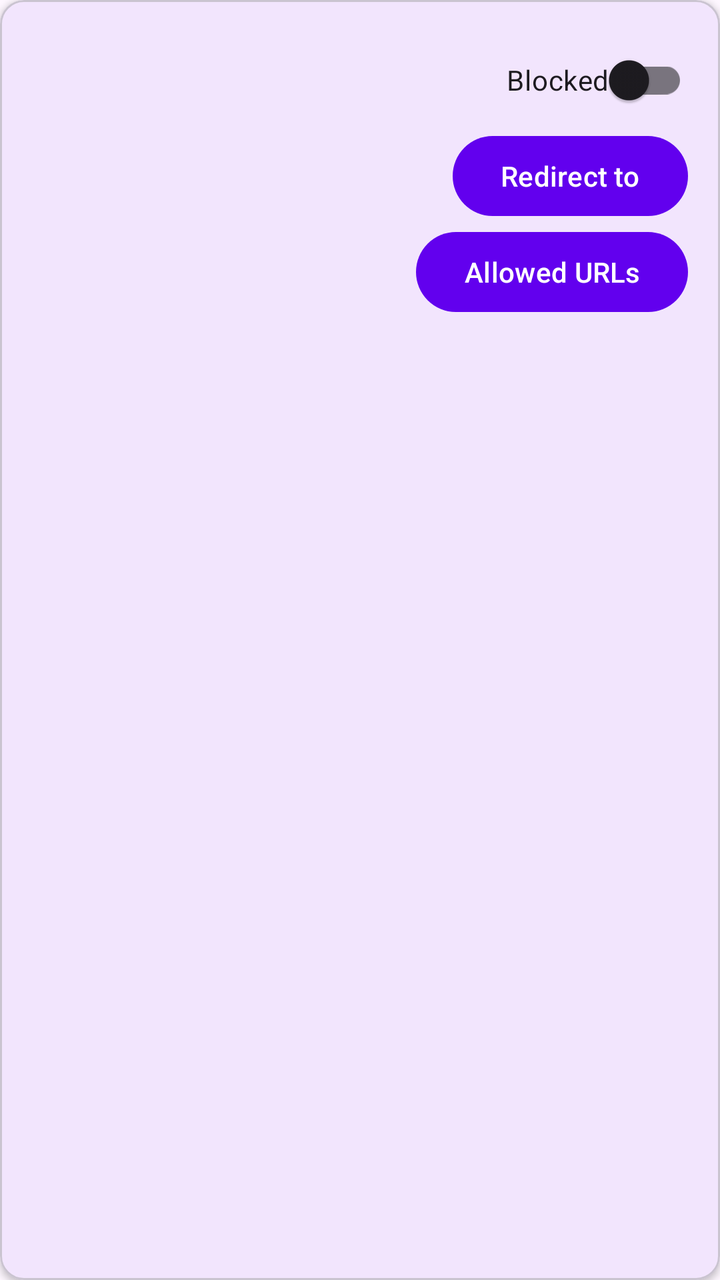
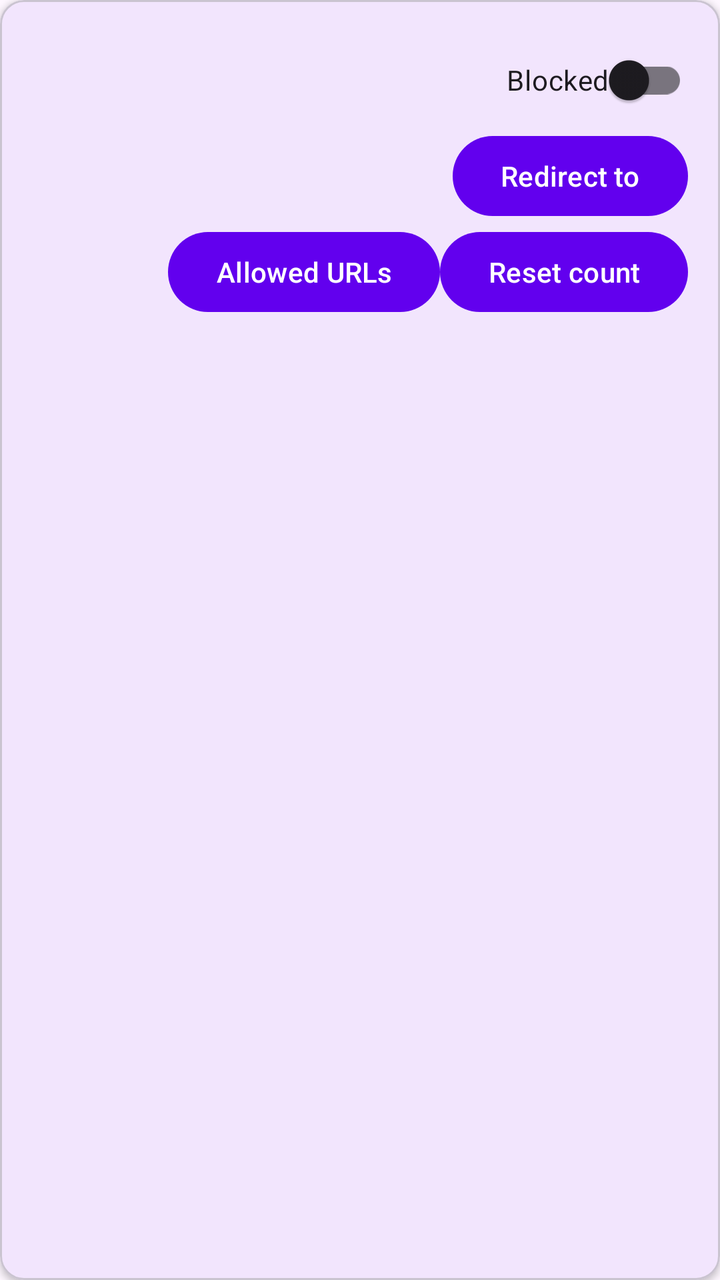

Compare the two renders of this Android layout. The source of the first and the diff that turns it into the second are given below.
<!-- AndroidManifest.xml: application theme Theme.BlockStoreLinks -->
<!-- res/layout/item_app_policy.xml -->
<?xml version="1.0" encoding="utf-8"?>
<com.google.android.material.card.MaterialCardView xmlns:android="http://schemas.android.com/apk/res/android"
    xmlns:app="http://schemas.android.com/apk/res-auto"
    android:layout_width="match_parent"
    android:layout_height="wrap_content"
    android:layout_marginBottom="12dp"
    app:cardCornerRadius="12dp"
    app:cardElevation="2dp">

    <androidx.constraintlayout.widget.ConstraintLayout
        android:layout_width="match_parent"
        android:layout_height="wrap_content"
        android:padding="16dp">

        <TextView
            android:id="@+id/appName"
            android:layout_width="0dp"
            android:layout_height="wrap_content"
            android:textStyle="bold"
            android:textSize="16sp"
            app:layout_constraintEnd_toStartOf="@+id/blockedSwitch"
            app:layout_constraintStart_toStartOf="parent"
            app:layout_constraintTop_toTopOf="parent" />

        <TextView
            android:id="@+id/appPackage"
            android:layout_width="0dp"
            android:layout_height="wrap_content"
            android:textSize="12sp"
            app:layout_constraintEnd_toStartOf="@+id/blockedSwitch"
            app:layout_constraintStart_toStartOf="parent"
            app:layout_constraintTop_toBottomOf="@id/appName" />

        <TextView
            android:id="@+id/attempts"
            android:layout_width="wrap_content"
            android:layout_height="wrap_content"
            android:textSize="12sp"
            app:layout_constraintStart_toStartOf="parent"
            app:layout_constraintTop_toBottomOf="@id/appPackage" />

        <com.google.android.material.switchmaterial.SwitchMaterial
            android:id="@+id/blockedSwitch"
            android:layout_width="wrap_content"
            android:layout_height="wrap_content"
            android:text="@string/blocked_toggle"
            app:layout_constraintEnd_toEndOf="parent"
            app:layout_constraintTop_toTopOf="parent" />

        <Button
            android:id="@+id/redirectButton"
            android:layout_width="wrap_content"
            android:layout_height="wrap_content"
            android:text="@string/redirect_to"
            app:layout_constraintEnd_toEndOf="parent"
            app:layout_constraintTop_toBottomOf="@id/blockedSwitch" />

        <TextView
            android:id="@+id/redirectTarget"
            android:layout_width="0dp"
            android:layout_height="wrap_content"
            android:textSize="12sp"
            app:layout_constraintEnd_toStartOf="@id/redirectButton"
            app:layout_constraintStart_toStartOf="parent"
            app:layout_constraintTop_toBottomOf="@id/attempts" />

        <Button
            android:id="@+id/allowlistButton"
            android:layout_width="wrap_content"
            android:layout_height="wrap_content"
            android:text="@string/allowlist"
            app:layout_constraintEnd_toEndOf="parent"
            app:layout_constraintTop_toBottomOf="@id/redirectButton" />

        <TextView
            android:id="@+id/allowlistCount"
            android:layout_width="0dp"
            android:layout_height="wrap_content"
            android:textSize="12sp"
            app:layout_constraintEnd_toStartOf="@id/allowlistButton"
            app:layout_constraintStart_toStartOf="parent"
            app:layout_constraintTop_toBottomOf="@id/redirectTarget" />

    </androidx.constraintlayout.widget.ConstraintLayout>
</com.google.android.material.card.MaterialCardView>
<!-- resources referenced by this layout -->
<resources>
  <string name="allowlist">Allowed URLs</string>
  <string name="blocked_toggle">Blocked</string>
  <string name="redirect_to">Redirect to</string>
  <style name="Theme.BlockStoreLinks" parent="Theme.Material3.Light.NoActionBar">
          <item name="colorPrimary">@color/purple_500</item>
          <item name="colorPrimaryVariant">@color/purple_700</item>
          <item name="colorOnPrimary">@color/white</item>
          <item name="colorSecondary">@color/teal_200</item>
          <item name="colorSecondaryVariant">@color/teal_700</item>
          <item name="android:statusBarColor" tools:targetApi="l">@color/purple_700</item>
      </style>
  <color name="purple_500">#FF6200EE</color>
  <color name="purple_700">#FF3700B3</color>
  <color name="white">#FFFFFFFF</color>
  <color name="teal_200">#FF03DAC5</color>
  <color name="teal_700">#FF018786</color>
</resources>

<!-- the commit's change to res/layout/item_app_policy.xml (unified diff, before → after) -->
@@ -39,6 +39,14 @@
             app:layout_constraintStart_toStartOf="parent"
             app:layout_constraintTop_toBottomOf="@id/appPackage" />
 
+        <Button
+            android:id="@+id/resetAttempts"
+            android:layout_width="wrap_content"
+            android:layout_height="wrap_content"
+            android:text="@string/reset_attempts"
+            app:layout_constraintEnd_toEndOf="parent"
+            app:layout_constraintTop_toBottomOf="@id/redirectButton" />
+
         <com.google.android.material.switchmaterial.SwitchMaterial
             android:id="@+id/blockedSwitch"
             android:layout_width="wrap_content"
@@ -69,7 +77,7 @@
             android:layout_width="wrap_content"
             android:layout_height="wrap_content"
             android:text="@string/allowlist"
-            app:layout_constraintEnd_toEndOf="parent"
+            app:layout_constraintEnd_toStartOf="@id/resetAttempts"
             app:layout_constraintTop_toBottomOf="@id/redirectButton" />
 
         <TextView
<!-- resource entries referenced after the edit -->
@@ -3,6 +3,7 @@
   <string name="allowlist">Allowed URLs</string>
   <string name="blocked_toggle">Blocked</string>
   <string name="redirect_to">Redirect to</string>
+  <string name="reset_attempts">Reset count</string>
   <style name="Theme.BlockStoreLinks" parent="Theme.Material3.Light.NoActionBar">
           <item name="colorPrimary">@color/purple_500</item>
           <item name="colorPrimaryVariant">@color/purple_700</item>
